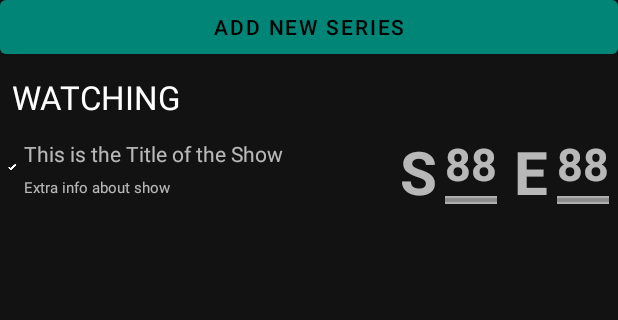
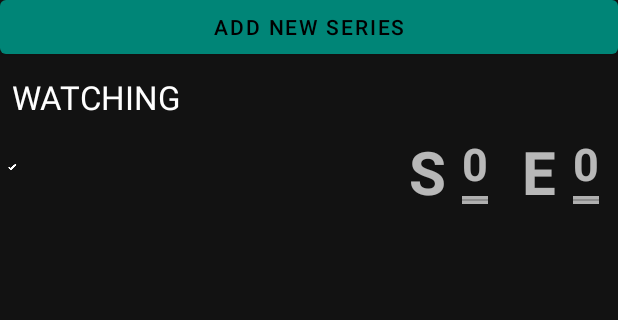
Before and after one commit to TorsteinA/WIP_SeriesTrackerWidget, an Android app: the AddSeriesListEntityFragment screen opened through its navigation route, after a tap on "ADD CARD", on a phone screen of 412 x 824 dp, the part 93-413 px from its top. Run offline under Robolectric (Android 15) with nearby library versions, the light colour scheme and no system bars; our stand-ins replace Room's generated code, data binding.

Commit message:
Database content now displays in main list

```diff
--- a/app/src/main/java/com/example/seriestracker/database/SeriesListEntityDatabaseDao.kt
+++ b/app/src/main/java/com/example/seriestracker/database/SeriesListEntityDatabaseDao.kt
@@ -14,6 +14,9 @@ interface SeriesListEntityDatabaseDao {
 
     @Delete
     fun delete(entity: SeriesListEntity)
+
+    @Query("DELETE FROM series_entity_table")
+    fun deleteAll()
 
     @Query("SELECT * from series_entity_table WHERE entityId = :key")
     fun get(key: Long): SeriesListEntity?
@@ -33,4 +36,5 @@ interface SeriesListEntityDatabaseDao {
     @Query("SELECT * from series_entity_table WHERE entityId = :key")
     fun getListEntityWithId(key: Long): LiveData<SeriesListEntity>
 
+
 }
--- a/app/src/main/java/com/example/seriestracker/mainList/MainListFragment.kt
+++ b/app/src/main/java/com/example/seriestracker/mainList/MainListFragment.kt
@@ -16,24 +16,20 @@ import com.example.seriestracker.databinding.FragmentMainListBinding
 import com.example.seriestracker.adapters.SeriesListEntityAdapter
 import com.example.seriestracker.adapters.SeriesListEntityListener
 import com.google.android.material.snackbar.Snackbar
+import kotlinx.android.synthetic.main.header.*
+import kotlinx.coroutines.Dispatchers
+import kotlinx.coroutines.withContext
 
 class MainListFragment : Fragment() {
 
-    override fun onCreateView(
-        inflater: LayoutInflater,
-        container: ViewGroup?,
-        savedInstanceState: Bundle?
-    ): View? {
+    lateinit var viewModel: MainListViewModel
 
+    override fun onCreateView( inflater: LayoutInflater, container: ViewGroup?, savedInstanceState: Bundle? ): View? {
         val binding: FragmentMainListBinding = DataBindingUtil.inflate(
             inflater, R.layout.fragment_main_list, container, false)
         val application = requireNotNull(this.activity).application
         val dataSource = SeriesListEntityDatabase.getInstance(application).seriesListEntityDatabaseDao
-        val mainListViewModelFactory =
-            MainListViewModelFactory(
-                dataSource,
-                application
-            )
+        val mainListViewModelFactory = MainListViewModelFactory( dataSource, application )
         val mainListViewModel = ViewModelProviders.of( this, mainListViewModelFactory).get(
             MainListViewModel::class.java)
 
@@ -54,6 +50,7 @@ class MainListFragment : Fragment() {
             } )
         binding.entityList.adapter = adapter
 
+        viewModel = mainListViewModel
 
         // Observers
         mainListViewModel.entities.observe(viewLifecycleOwner, Observer {
@@ -87,4 +84,19 @@ class MainListFragment : Fragment() {
 
         return binding.root
     }
+
+    override fun onViewCreated(view: View, savedInstanceState: Bundle?) {
+        super.onViewCreated(view, savedInstanceState)
+
+//        list_header.setOnClickListener {
+//            run {
+//                this.findNavController().navigate(
+//                    MainListFragmentDirections.actionMainFragmentToAddSeriesListEntityFragment()
+//                )
+//
+//                // Make sure to only navigate once, even if the device has a configuration change
+//                viewModel.doneNavigatingToAddNewEntity()
+//            }
+//        }
+    }
 }
--- a/app/src/main/java/com/example/seriestracker/mainList/MainListViewModel.kt
+++ b/app/src/main/java/com/example/seriestracker/mainList/MainListViewModel.kt
@@ -39,22 +39,11 @@ class MainListViewModel(
         }
     }
 
-    private suspend fun insert(entity: SeriesListEntity) {
+    private suspend fun get(entity: SeriesListEntity) {
         withContext(Dispatchers.IO) {
-            database.insert(entity)
+            database.get(entity.entityId)
         }
     }
-
-
-//    init {
-//        uiScope.launch {
-//            withContext(Dispatchers.IO){
-//                //val newEntity = SeriesListEntity()
-//                //insert(newEntity)
-//            }
-//        }
-//    }
-
 
     /**
      * Execute when the Add Card button is pressed (Later when the Header is clicked)
@@ -65,7 +54,8 @@ class MainListViewModel(
 
     fun onClickedEntity(entityId: Long) {
         _showSnackbarEvent.value = entityId
-        // TODO Replace with navigation to edit-fragment with entityId as value rather than true
+        // TODO Replace with navigation to edit-fragment with entityId as value rather than true when pressing textarea
+
     }
 
 }
--- a/app/src/main/res/layout/header.xml
+++ b/app/src/main/res/layout/header.xml
@@ -1,6 +1,6 @@
 <?xml version="1.0" encoding="utf-8"?>
 <TextView xmlns:android="http://schemas.android.com/apk/res/android"
-    android:id="@+id/text"
+    android:id="@+id/list_header"
     android:layout_width="match_parent"
     android:layout_height="wrap_content"
     android:textAppearance="?android:attr/textAppearanceLarge"
--- a/app/src/main/res/layout/list_item_series.xml
+++ b/app/src/main/res/layout/list_item_series.xml
@@ -27,7 +27,6 @@
             app:layout_constraintTop_toTopOf="parent"
             app:srcCompat="@drawable/list_item_finish_icon_png"
             tools:srcCompat="@drawable/list_item_finish_icon_png" />
-            <!--TODO -->
 
         <androidx.constraintlayout.widget.ConstraintLayout
             android:id="@+id/text_holder_layout"
@@ -40,28 +39,28 @@
             app:layout_constraintStart_toEndOf="@+id/checkmark"
             app:layout_constraintTop_toTopOf="parent" >
 
-            <!--TODO add   app:titleText="@{entity}"   -->
             <TextView
                 android:id="@+id/text_title"
                 android:layout_width="match_parent"
                 android:layout_height="wrap_content"
-                android:text="This is the Title of the Show"
+                android:text="@{entity.title}"
                 app:layout_constraintBottom_toTopOf="@+id/text_extras"
                 app:layout_constraintEnd_toEndOf="parent"
                 app:layout_constraintStart_toStartOf="parent"
-                app:layout_constraintTop_toTopOf="parent" />
+                app:layout_constraintTop_toTopOf="parent"
+                tools:text="Title of the Show" />
 
-            <!--TODO add    app:extrasText="@{entity}"   -->
             <TextView
                 android:id="@+id/text_extras"
                 android:layout_width="match_parent"
                 android:layout_height="wrap_content"
-                android:text="Extra info about show"
-                android:textSize="10sp"
+                android:text="@{entity.extras}"
+                android:textSize="12sp"
                 app:layout_constraintBottom_toBottomOf="parent"
                 app:layout_constraintEnd_toEndOf="parent"
                 app:layout_constraintStart_toStartOf="parent"
-                app:layout_constraintTop_toBottomOf="@id/text_title" />
+                app:layout_constraintTop_toBottomOf="@id/text_title"
+                tools:text="Extras about show" />
         </androidx.constraintlayout.widget.ConstraintLayout>
 
         <androidx.constraintlayout.widget.ConstraintLayout
@@ -79,7 +78,7 @@
                 android:id="@+id/text_Season_S"
                 android:layout_width="wrap_content"
                 android:layout_height="wrap_content"
-                android:text="S"
+                android:text="@string/season_s"
                 android:textSize="40sp"
                 android:textStyle="bold"
                 app:layout_constraintBottom_toBottomOf="parent"
@@ -87,19 +86,19 @@
                 app:layout_constraintStart_toStartOf="parent"
                 app:layout_constraintTop_toTopOf="parent" />
 
-            <!--TODO add     app:season="@{entity}"   -->
             <TextView
                 android:id="@+id/text_season_number"
                 android:layout_width="wrap_content"
                 android:layout_height="wrap_content"
-                android:text="88"
+                android:text="@{`` + entity.season}"
                 android:textSize="30sp"
                 android:textStyle="bold"
                 app:layout_constraintBottom_toTopOf="@id/divider_season"
                 app:layout_constraintEnd_toEndOf="parent"
                 app:layout_constraintHorizontal_bias="0.5"
                 app:layout_constraintStart_toEndOf="@+id/text_Season_S"
-                app:layout_constraintTop_toTopOf="parent" />
+                app:layout_constraintTop_toTopOf="parent"
+                tools:text="88" />
 
             <ImageView
                 android:id="@+id/divider_season"
@@ -116,7 +115,6 @@
                 app:srcCompat="@android:drawable/divider_horizontal_textfield" />
         </androidx.constraintlayout.widget.ConstraintLayout>
 
-
         <androidx.constraintlayout.widget.ConstraintLayout
             android:id="@+id/constraint_episode"
             android:layout_width="75dp"
@@ -132,7 +130,7 @@
                 android:id="@+id/text_episode_e"
                 android:layout_width="wrap_content"
                 android:layout_height="wrap_content"
-                android:text="E"
+                android:text="@string/episode_e"
                 android:textSize="40sp"
                 android:textStyle="bold"
                 app:layout_constraintBottom_toBottomOf="parent"
@@ -140,19 +138,21 @@
                 app:layout_constraintStart_toStartOf="parent"
                 app:layout_constraintTop_toTopOf="parent" />
 
-            <!--TODO add      app:episode="@{entity}"   -->
+
+
             <TextView
                 android:id="@+id/text_episode_number"
                 android:layout_width="wrap_content"
                 android:layout_height="wrap_content"
-                android:text="88"
+                android:text="@{`` + entity.episode}"
                 android:textSize="30sp"
                 android:textStyle="bold"
                 app:layout_constraintBottom_toTopOf="@id/divider_episode"
                 app:layout_constraintEnd_toEndOf="parent"
-                app:layout_constraintHorizontal_bias="0.5"
+                app:layout_constraintHorizontal_bias="0.47"
                 app:layout_constraintStart_toEndOf="@+id/text_episode_e"
-                app:layout_constraintTop_toTopOf="parent" />
+                app:layout_constraintTop_toTopOf="parent"
+                tools:text="88" />
 
             <ImageView
                 android:id="@+id/divider_episode"
--- a/app/src/main/res/values/strings.xml
+++ b/app/src/main/res/values/strings.xml
@@ -128,6 +128,8 @@
     <string name="add_card_number_hint">00</string>
     <string name="enter_season_number">Enter season number</string>
     <string name="enter_episode_number">Enter episode number</string>
+    <string name="episode_e">E</string>
+    <string name="season_s">S</string>
 
 
 </resources>
```
Also changed, not shown: app/src/main/java/com/example/seriestracker/addSeriesListEntity/AddSeriesListEntityFragment.kt (+2 -7 lines).
